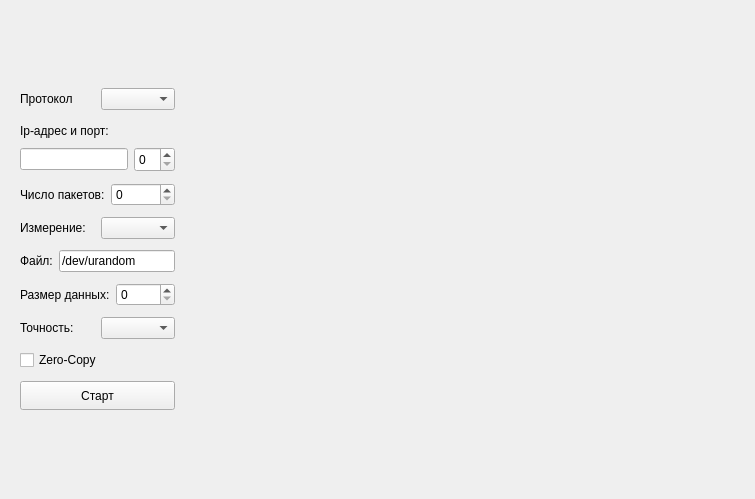
Above: gui/forms/recvtimestampwidget.ui from OSLL/Linux_FreeBSD_networking_perf before the change. Below: the same form after it.
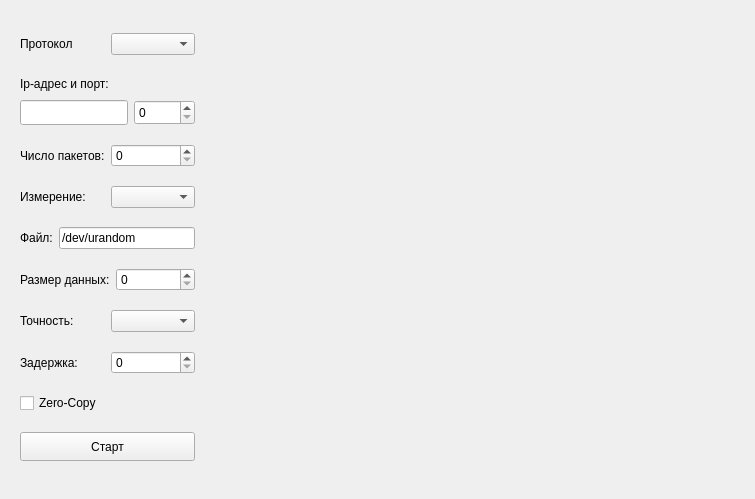
That is the form after the change.

Diff of the .ui file:
```diff
--- a/gui/forms/recvtimestampwidget.ui
+++ b/gui/forms/recvtimestampwidget.ui
@@ -21,7 +21,7 @@
        <property name="maximumSize">
         <size>
          <width>16777215</width>
-         <height>350</height>
+         <height>16777215</height>
         </size>
        </property>
        <layout class="QVBoxLayout" name="verticalLayout">
@@ -57,16 +57,32 @@
           <item>
            <layout class="QHBoxLayout" name="ipInputLayout">
             <item>
-             <widget class="QLineEdit" name="ipEdit"/>
+             <widget class="QLineEdit" name="ipEdit">
+              <property name="minimumSize">
+               <size>
+                <width>0</width>
+                <height>25</height>
+               </size>
+              </property>
+             </widget>
             </item>
             <item>
              <widget class="QSpinBox" name="portSpinBox">
+              <property name="minimumSize">
+               <size>
+                <width>0</width>
+                <height>25</height>
+               </size>
+              </property>
               <property name="maximumSize">
                <size>
                 <width>16777215</width>
                 <height>25</height>
                </size>
               </property>
+              <property name="maximum">
+               <number>65535</number>
+              </property>
              </widget>
             </item>
            </layout>
@@ -89,7 +105,11 @@
            </widget>
           </item>
           <item>
-           <widget class="QSpinBox" name="packetsCountComboBox"/>
+           <widget class="QSpinBox" name="packetsCountComboBox">
+            <property name="maximum">
+             <number>9999</number>
+            </property>
+           </widget>
           </item>
          </layout>
         </item>
@@ -135,7 +155,11 @@
            </widget>
           </item>
           <item>
-           <widget class="QSpinBox" name="dataSizeSpinBox"/>
+           <widget class="QSpinBox" name="dataSizeSpinBox">
+            <property name="maximum">
+             <number>9999</number>
+            </property>
+           </widget>
           </item>
          </layout>
         </item>
@@ -153,6 +177,24 @@
           </item>
          </layout>
         </item>
+        <item>
+         <layout class="QHBoxLayout" name="delayLayout">
+          <item>
+           <widget class="QLabel" name="delayLabel">
+            <property name="text">
+             <string>Задержка:</string>
+            </property>
+           </widget>
+          </item>
+          <item>
+           <widget class="QSpinBox" name="delaySpinBox">
+            <property name="maximum">
+             <number>9999</number>
+            </property>
+           </widget>
+          </item>
+         </layout>
+        </item>
         <item>
          <layout class="QHBoxLayout" name="zeroCopyLayout">
           <item>
```
Left out of the diff: 8 changed lines with no effect on the pictures.
